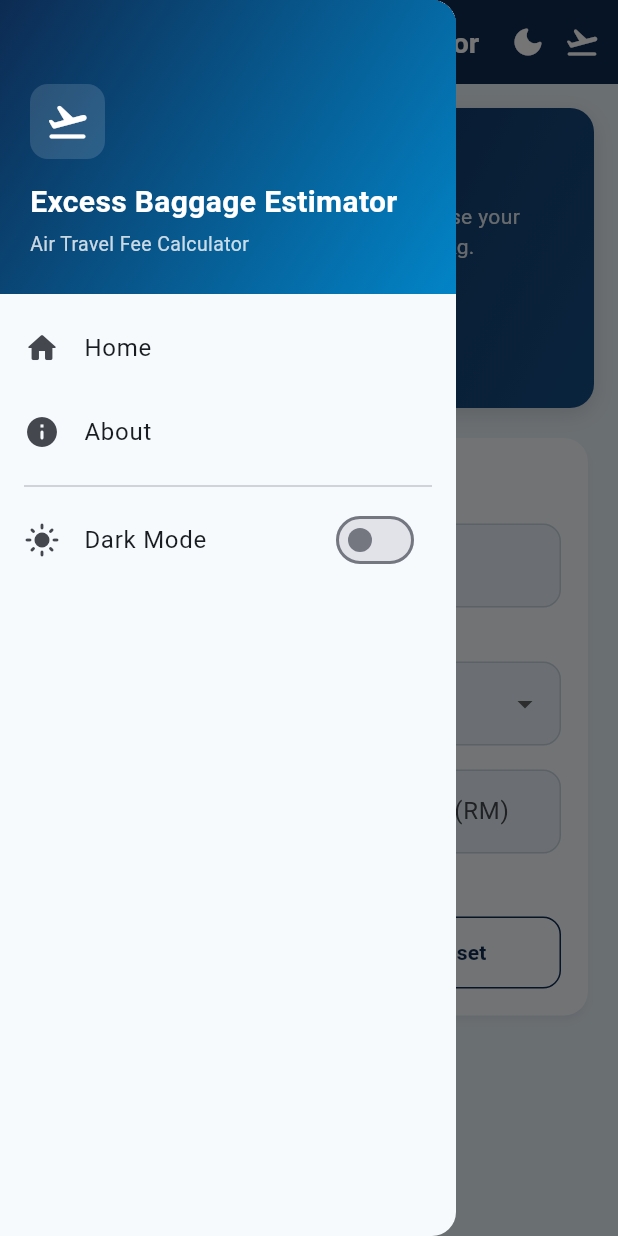
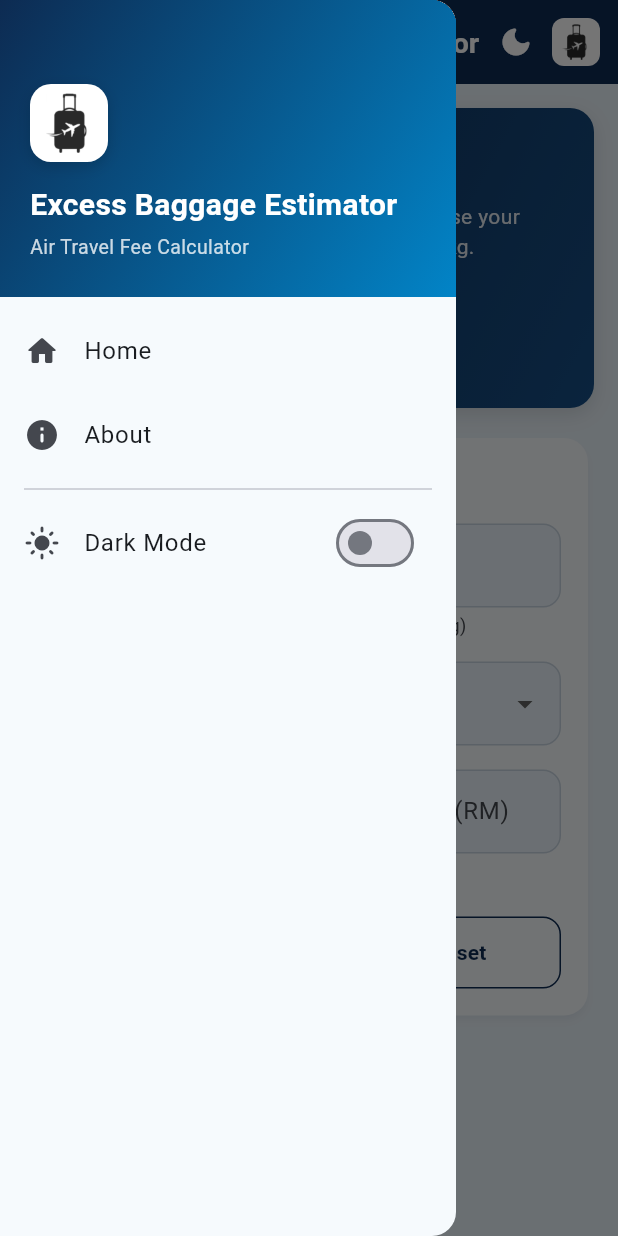
Before and after one commit to izzatzani/Excess-Baggage-Estimator, a Flutter app: the screen it shows after launch, with the side drawer open, on a phone screen of 412 x 824 dp. Run offline on Flutter 3.47's test engine with Material 3 defaults, Android fonts, the phone set to English and light mode, and no system bars.

Commit message:
Fix issues and update app code

```diff
--- a/lib/main.dart
+++ b/lib/main.dart
@@ -3,7 +3,7 @@ import 'package:url_launcher/url_launcher.dart';
 
 void main() => runApp(const BaggageApp());
 
-// ====== EDIT THESE WITH YOUR OWN DETAILS ======
+// ======OWN DETAILS ======
 const String kAppTitle = 'Excess Baggage Estimator';
 const String kAuthorName = 'IZZAT IZZANI BIN MOHD NASIR';
 const String kMatricNo = '2025219938';
@@ -236,18 +236,33 @@ class AppDrawer extends StatelessWidget {
             child: Column(
               crossAxisAlignment: CrossAxisAlignment.start,
               children: [
-                Container(
-                  padding: const EdgeInsets.all(10),
-                  decoration: BoxDecoration(
-                    color: Colors.white.withAlpha(35),
-                    borderRadius: BorderRadius.circular(12),
-                  ),
-                  child: const Icon(
-                    Icons.flight_takeoff_rounded,
-                    color: Colors.white,
-                    size: 30,
-                  ),
-                ),
+            Container(
+            padding: const EdgeInsets.all(6),
+        decoration: BoxDecoration(
+          color: Colors.white,
+          borderRadius: BorderRadius.circular(14),
+          boxShadow: [
+            BoxShadow(
+              color: Colors.black.withAlpha(40),
+              blurRadius: 8,
+              offset: const Offset(0, 3),
+            ),
+          ],
+        ),
+        child: ClipRRect(
+          borderRadius: BorderRadius.circular(8),
+          child: Image.asset(
+            'assets/icon.png',
+            width: 40,
+            height: 40,
+            errorBuilder: (context, error, stack) => const Icon(
+              Icons.luggage_rounded,
+              color: AppColors.lightPrimary,
+              size: 32,
+            ),
+          ),
+        ),
+      ),
                 const SizedBox(height: 14),
                 const Text(
                   kAppTitle,
@@ -364,13 +379,16 @@ class _HomePageState extends State<HomePage> {
     });
   }
 
-  String? _validatePositive(String? value, String label) {
+  String? _validatePositive(String? value, String label, {double? max}) {
     if (value == null || value.trim().isEmpty) {
       return 'Please enter $label';
     }
     final n = double.tryParse(value.trim());
     if (n == null) return 'Enter a valid number (e.g. 25 or 25.5)';
     if (n < 0) return '$label cannot be negative';
+    if (max != null && n > max) {
+      return '$label cannot exceed ${max.toStringAsFixed(0)} kg';
+    }
     return null;
   }
 
@@ -398,11 +416,27 @@ class _HomePageState extends State<HomePage> {
             onPressed: () => Scaffold.of(ctx).openDrawer(),
           ),
         ),
-        actions: const [
-          ThemeToggleButton(),
+        actions: [
+          const ThemeToggleButton(),
           Padding(
-            padding: EdgeInsets.only(right: 12),
-            child: Icon(Icons.flight_takeoff_rounded),
+            padding: const EdgeInsets.only(right: 12),
+            child: Container(
+              padding: const EdgeInsets.all(4),
+              decoration: BoxDecoration(
+                color: Colors.white,
+                borderRadius: BorderRadius.circular(8),
+              ),
+              child: Image.asset(
+                'assets/icon.png',
+                width: 24,
+                height: 24,
+                errorBuilder: (context, error, stack) => const Icon(
+                  Icons.luggage_rounded,
+                  color: AppColors.lightPrimary,
+                  size: 20,
+                ),
+              ),
+            ),
           ),
         ],
       ),
@@ -507,15 +541,13 @@ class _HomePageState extends State<HomePage> {
                       // Input 1: weight (TextField)
                       TextFormField(
                         controller: _weightCtrl,
-                        keyboardType: const TextInputType.numberWithOptions(
-                            decimal: true),
+                        keyboardType: const TextInputType.numberWithOptions(decimal: true),
                         decoration: const InputDecoration(
                           labelText: 'Baggage weight (kg)',
                           prefixIcon: Icon(Icons.luggage_rounded),
-                          helperText: 'Weight of your checked baggage',
+                          helperText: 'Weight of your checked baggage (max 32 kg)',
                         ),
-                        validator: (v) =>
-                            _validatePositive(v, 'baggage weight'),
+                        validator: (v) => _validatePositive(v, 'baggage weight', max: 32),
                       ),
                       const SizedBox(height: 16),
 
```
